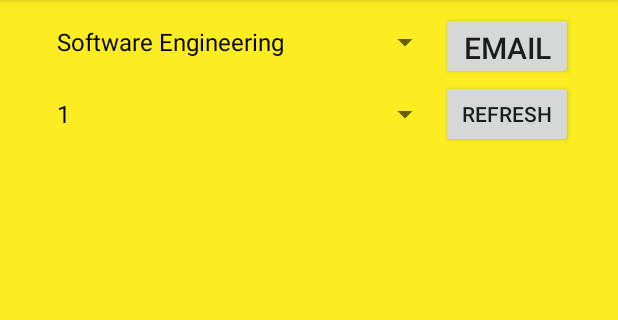
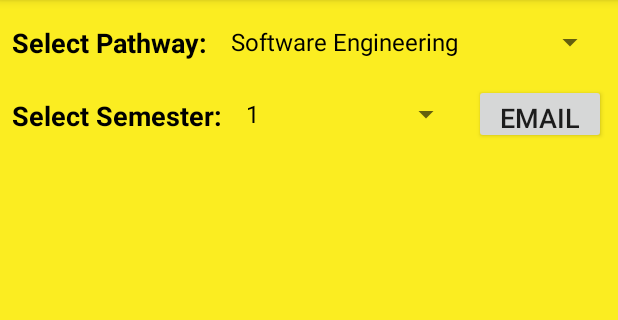
Before and after one commit to MichaelAldous/StudyPlanner, an Android app: the ActivityPlanner screen opened directly, with no data from a screen before it, on a phone screen of 412 x 824 dp, the part 84-404 px from its top. Run offline under Robolectric (Android 15) with nearby library versions, the phone set to English and light mode, and no system bars; 4 statements that could not run were skipped.

Commit message:
Planner activity
Colour stuff

```diff
--- a/app/src/main/java/com/example/maldo/studyplanner/ActivityPlanner.java
+++ b/app/src/main/java/com/example/maldo/studyplanner/ActivityPlanner.java
@@ -6,12 +6,14 @@ import android.os.Bundle;
 import android.support.v7.app.AppCompatActivity;
 import android.util.Log;
 import android.view.View;
+import android.view.ViewGroup;
 import android.view.inputmethod.InputMethodManager;
 import android.widget.AdapterView;
 import android.widget.ArrayAdapter;
 import android.widget.Button;
 import android.widget.ListView;
 import android.widget.Spinner;
+import android.widget.TextView;
 import android.widget.Toast;
 
 import java.util.ArrayList;
@@ -23,11 +25,13 @@ public class ActivityPlanner extends AppCompatActivity {
 
     MyDBHandler dbHandler = new MyDBHandler(this);
     public static ArrayList<Module> moduleList = new ArrayList<>();
-    public static ArrayList<Module> spinnerList = new ArrayList<>();
+    public static ArrayList<Module> plannerList = new ArrayList<>();
     private ListView moduleListView ;
     private PlannerModuleAdapter plannerModuleAdapter;
     private String pathway;
     private Integer semester;
+    private Boolean firstloadP = true;
+    private Boolean firstloadS = true;
 
     @Override
     protected void onCreate(Bundle savedInstanceState) {
@@ -57,14 +61,19 @@ public class ActivityPlanner extends AppCompatActivity {
         moduleList = dbHandler.GetStudentModules(studID);
         pathway = pathwaySpinner.getSelectedItem().toString();
         semester = Integer.parseInt(semesterSpinner.getSelectedItem().toString());
-        refreshModuleList(pathway, semester);
+        Log.d("COLOUR", "ON CREATE: ");
+
 
         // Pathway selector
         pathwaySpinner.setOnItemSelectedListener(new AdapterView.OnItemSelectedListener() {
             @Override
             public void onItemSelected(AdapterView<?> adapterView, View view, int i, long l) {
                 pathway = pathwaySpinner.getSelectedItem().toString();
-                refreshModuleList(pathway, semester);
+                if(!firstloadP){
+                    refreshModuleList(pathway, semester);
+                }else {
+                    firstloadP = false;
+                }
             }
 
             @Override
@@ -78,7 +87,11 @@ public class ActivityPlanner extends AppCompatActivity {
             @Override
             public void onItemSelected(AdapterView<?> adapterView, View view, int i, long l) {
                 semester = Integer.parseInt(semesterSpinner.getSelectedItem().toString());
-                refreshModuleList(pathway, semester);
+                if(!firstloadS){
+                    refreshModuleList(pathway, semester);
+                } else {
+                    firstloadS = false;
+                }
             }
 
             @Override
@@ -93,44 +106,46 @@ public class ActivityPlanner extends AppCompatActivity {
             @Override
             public boolean onItemLongClick(AdapterView<?> parent, View view, int position, long id) {
                 Module module = (Module) parent.getAdapter().getItem(position);
-                if(module.getModuleStatus().matches("nyp")&&(requirementsMet(module))){
+                if(!requirementsMet(module)){
+                    module.setModuleStatus("rnm");
+                    Toast.makeText(getApplicationContext(), "Prerequisites not met.",
+                            Toast.LENGTH_SHORT).show();
+                } else if (module.getModuleStatus().matches("nyp")) {
                     module.setModuleStatus("passed");
-                    parent.getChildAt(position).setBackgroundColor(Color.GREEN);
-                    Toast.makeText(getApplicationContext(), "MODULE SET TO PASSED",
-                            Toast.LENGTH_LONG).show();
+                    Toast.makeText(getApplicationContext(), "Module set to passed.",
+                            Toast.LENGTH_SHORT).show();
                 } else {
                     module.setModuleStatus("nyp");
-                    parent.getChildAt(position).setBackgroundColor(Color.WHITE);
-                    Toast.makeText(getApplicationContext(), "MODULE SET TO NYP",
-                            Toast.LENGTH_LONG).show();
+                    Toast.makeText(getApplicationContext(), "Module set to active.",
+                            Toast.LENGTH_SHORT).show();
                 }
+                refreshModuleList(pathway, semester);
                 return false;
             }
         });
 
+        refreshModuleList(pathway, semester);
     }
 
     public void refreshModuleList(String pathway, Integer semester){
-        spinnerList.clear();
+        plannerList.clear();
         for(Module m: moduleList ){
             if(m.getModuleSemester().equals(semester) && (m.getPathways().contains(pathway) || m.getPathways().contains("Core"))){
-                spinnerList.add(m);
+                plannerList.add(m);
             }
         }
-        plannerModuleAdapter = new PlannerModuleAdapter(this, spinnerList);
+        plannerModuleAdapter = new PlannerModuleAdapter(this, plannerList);
         moduleListView.setAdapter(plannerModuleAdapter);
-        Log.d("REFRESH", "refreshStudentList: " + spinnerList);
-
+        Log.d("PARENT", "refreshStudentList: " + plannerList);
         plannerModuleAdapter.notifyDataSetChanged();
 
         if(moduleListView.getAdapter().getCount() == 0){
             Toast.makeText(getApplicationContext(), "Error, no modules found. Please recreate student.",
                     Toast.LENGTH_LONG).show();
         }
-        Log.d("REFRESH", "refreshStudentList: " + spinnerList);
     }
 
-    // Used for onItemLongClick, to check if requirements met, before changing Module to passed
+     // Used for onItemLongClick, to check if requirements met, before changing Module to passed
     public boolean requirementsMet(Module module){
         boolean isMet = false;
         ArrayList<String> prereqs = module.getModulePrereqs();
@@ -165,7 +180,4 @@ public class ActivityPlanner extends AppCompatActivity {
         return null;
     }
 
-    private void updateBackground(AdapterView<?> parent, int position){
-
-    }
 }
--- /dev/null
+++ b/app/src/main/java/com/example/maldo/studyplanner/MailService.java
@@ -0,0 +1,4 @@
+package com.example.maldo.studyplanner;
+
+public class MailService {
+}
--- a/app/src/main/res/layout/activity_planner.xml
+++ b/app/src/main/res/layout/activity_planner.xml
@@ -11,57 +11,72 @@
         android:id="@+id/spinner_semester"
         android:layout_width="0dp"
         android:layout_height="40dp"
-        android:layout_marginStart="30dp"
+        android:layout_marginEnd="8dp"
+        android:layout_marginStart="8dp"
         android:layout_marginTop="8dp"
-        app:layout_constraintEnd_toStartOf="@+id/buttonPlannerRefresh"
-        app:layout_constraintHorizontal_bias="0.5"
-        app:layout_constraintStart_toStartOf="parent"
+        app:layout_constraintEnd_toStartOf="@+id/buttonPlanner2"
+        app:layout_constraintStart_toEndOf="@+id/textView8"
         app:layout_constraintTop_toBottomOf="@+id/spinner_pathways" />
 
     <Spinner
         android:id="@+id/spinner_pathways"
         android:layout_width="0dp"
         android:layout_height="40dp"
-        android:layout_marginStart="30dp"
+        android:layout_marginEnd="8dp"
+        android:layout_marginStart="8dp"
         android:layout_marginTop="8dp"
-        app:layout_constraintEnd_toStartOf="@+id/buttonPlanner2"
-        app:layout_constraintHorizontal_bias="0.5"
-        app:layout_constraintStart_toStartOf="parent"
-        app:layout_constraintTop_toTopOf="parent" />
-
-    <Button
-        android:id="@+id/buttonPlannerRefresh"
-        android:layout_width="wrap_content"
-        android:layout_height="45dp"
-        android:layout_marginEnd="30dp"
-        android:text="Refresh"
         app:layout_constraintEnd_toEndOf="parent"
-        app:layout_constraintHorizontal_bias="0.5"
-        app:layout_constraintStart_toEndOf="@+id/spinner_semester"
-        app:layout_constraintTop_toBottomOf="@+id/buttonPlanner2" />
-
-    <Button
-        android:id="@+id/buttonPlanner2"
-        android:layout_width="wrap_content"
-        android:layout_height="45dp"
-        android:layout_marginTop="8dp"
-        android:layout_marginEnd="30dp"
-        android:text="Email"
-        android:textSize="20sp"
-        app:layout_constraintEnd_toEndOf="parent"
-        app:layout_constraintHorizontal_bias="0.5"
-        app:layout_constraintStart_toEndOf="@+id/spinner_pathways"
+        app:layout_constraintStart_toEndOf="@+id/textView7"
         app:layout_constraintTop_toTopOf="parent" />
 
     <ListView
         android:id="@+id/moduleListView"
         android:layout_width="365dp"
-        android:layout_height="wrap_content"
+        android:layout_height="507dp"
         android:layout_marginEnd="16dp"
         android:layout_marginStart="16dp"
         android:layout_marginTop="8dp"
+        android:divider="#FBED21"
+        android:dividerHeight="10dp"
         app:layout_constraintEnd_toEndOf="parent"
         app:layout_constraintStart_toStartOf="parent"
         app:layout_constraintTop_toBottomOf="@+id/spinner_semester" />
 
+    <TextView
+        android:id="@+id/textView7"
+        android:layout_width="wrap_content"
+        android:layout_height="wrap_content"
+        android:layout_marginStart="8dp"
+        android:layout_marginTop="16dp"
+        android:text="Select Pathway:"
+        android:textColor="#000000"
+        android:textSize="18sp"
+        android:textStyle="bold"
+        app:layout_constraintStart_toStartOf="parent"
+        app:layout_constraintTop_toTopOf="parent" />
+
+    <TextView
+        android:id="@+id/textView8"
+        android:layout_width="wrap_content"
+        android:layout_height="wrap_content"
+        android:layout_marginStart="8dp"
+        android:layout_marginTop="24dp"
+        android:text="Select Semester:"
+        android:textColor="#000000"
+        android:textSize="18sp"
+        android:textStyle="bold"
+        app:layout_constraintStart_toStartOf="parent"
+        app:layout_constraintTop_toBottomOf="@+id/textView7" />
+
+    <Button
+        android:id="@+id/buttonPlanner2"
+        android:layout_width="wrap_content"
+        android:layout_height="40dp"
+        android:layout_marginEnd="8dp"
+        android:layout_marginTop="8dp"
+        android:text="Email"
+        android:textSize="18sp"
+        app:layout_constraintEnd_toEndOf="parent"
+        app:layout_constraintTop_toBottomOf="@+id/spinner_pathways" />
+
 </android.support.constraint.ConstraintLayout>
```
Also changed, not shown: app/src/main/java/com/example/maldo/studyplanner/MyDBHandler.java (+17 -2 lines), app/src/main/java/com/example/maldo/studyplanner/PlannerModuleAdapter.java (+29 -0 lines), app/src/main/res/layout/activity_select_student.xml (+29 -16 lines), app/src/main/res/layout/planner_list_item.xml (+8 -5 lines), app/src/main/res/layout/student_list_item.xml (+7 -6 lines).
